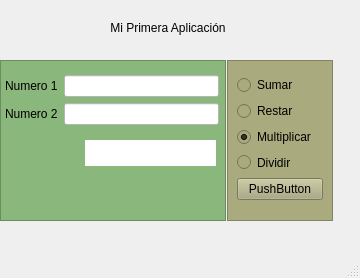
Above: clases/PrimerEjercicio.ui from HelenLC/Corte3_94590 before the change. Below: the same form after it.
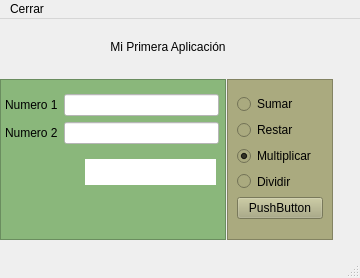
That is the form after the change.

The edit to the form file:
```diff
--- a/clases/PrimerEjercicio.ui
+++ b/clases/PrimerEjercicio.ui
@@ -224,6 +224,13 @@
      <height>21</height>
     </rect>
    </property>
+   <widget class="QMenu" name="menuCerrar">
+    <property name="title">
+     <string>Cerrar</string>
+    </property>
+    <addaction name="actionSalir"/>
+   </widget>
+   <addaction name="menuCerrar"/>
   </widget>
   <widget class="QStatusBar" name="statusbar"/>
  </widget>
```
Left out of the diff: 5 changed lines with no effect on the pictures.
